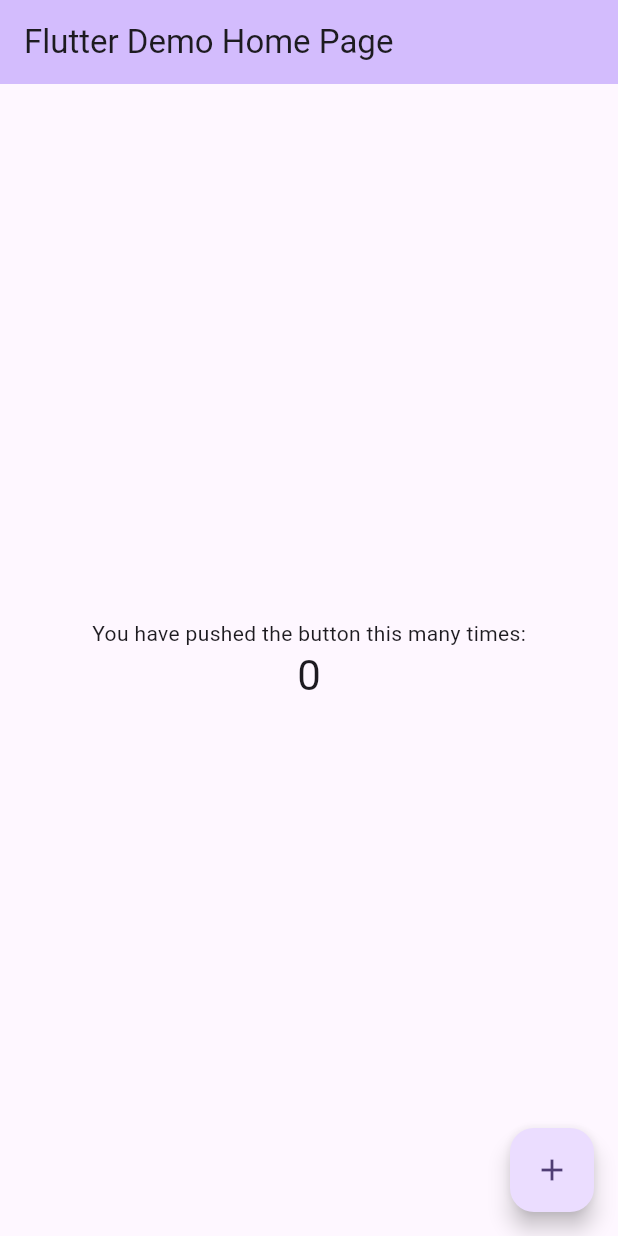
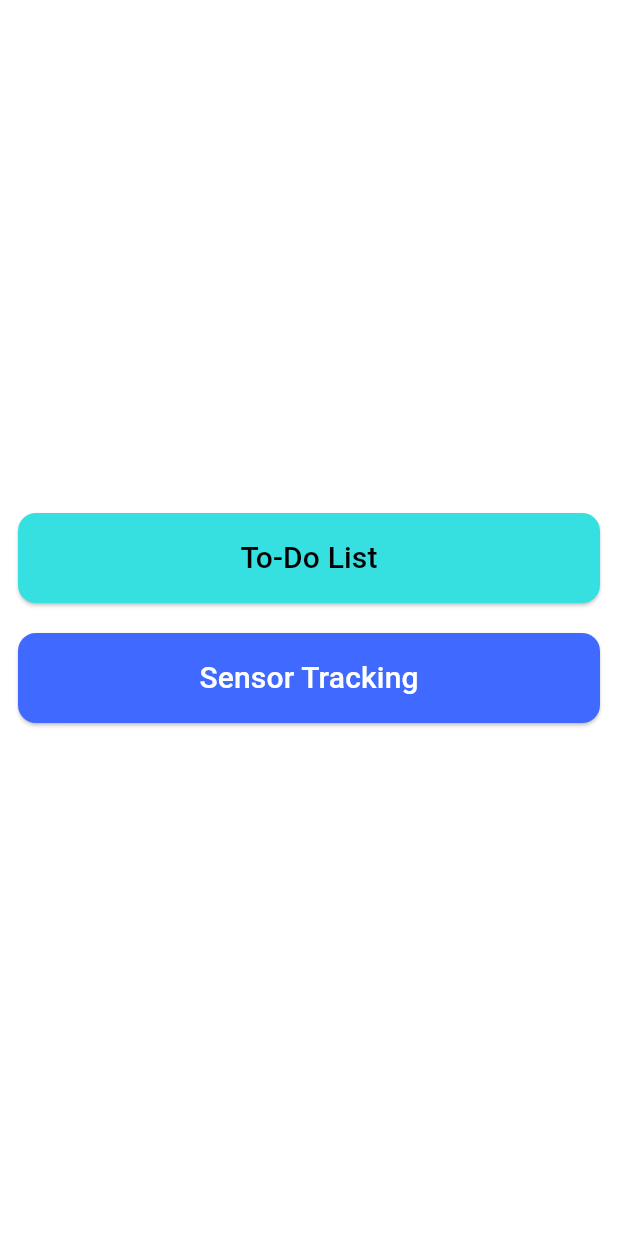
Before and after one commit to Navid-Rahman/Todo_SensorTracking, a Flutter app: the screen it shows after launch, on a phone screen of 412 x 824 dp. Run offline on Flutter 3.47's test engine with Material 3 defaults, Android fonts, the phone set to English and light mode, and no system bars.

```diff
--- a/lib/main.dart
+++ b/lib/main.dart
@@ -1,4 +1,6 @@
 import 'package:flutter/material.dart';
+import 'package:to_do_sensor_tracking/presentation/home_page.dart';
+import 'package:to_do_sensor_tracking/routes.dart';
 
 void main() {
   runApp(const MyApp());
@@ -7,119 +9,12 @@ void main() {
 class MyApp extends StatelessWidget {
   const MyApp({super.key});
 
-  // This widget is the root of your application.
   @override
   Widget build(BuildContext context) {
     return MaterialApp(
-      title: 'Flutter Demo',
-      theme: ThemeData(
-        // This is the theme of your application.
-        //
-        // TRY THIS: Try running your application with "flutter run". You'll see
-        // the application has a purple toolbar. Then, without quitting the app,
-        // try changing the seedColor in the colorScheme below to Colors.green
-        // and then invoke "hot reload" (save your changes or press the "hot
-        // reload" button in a Flutter-supported IDE, or press "r" if you used
-        // the command line to start the app).
-        //
-        // Notice that the counter didn't reset back to zero; the application
-        // state is not lost during the reload. To reset the state, use hot
-        // restart instead.
-        //
-        // This works for code too, not just values: Most code changes can be
-        // tested with just a hot reload.
-        colorScheme: ColorScheme.fromSeed(seedColor: Colors.deepPurple),
-        useMaterial3: true,
-      ),
-      home: const MyHomePage(title: 'Flutter Demo Home Page'),
+      title: 'Todo & Sensor Tracking App',
+      initialRoute: HomePage.routeName,
+      routes: routes,
     );
   }
 }
-
-class MyHomePage extends StatefulWidget {
-  const MyHomePage({super.key, required this.title});
-
-  // This widget is the home page of your application. It is stateful, meaning
-  // that it has a State object (defined below) that contains fields that affect
-  // how it looks.
-
-  // This class is the configuration for the state. It holds the values (in this
-  // case the title) provided by the parent (in this case the App widget) and
-  // used by the build method of the State. Fields in a Widget subclass are
-  // always marked "final".
-
-  final String title;
-
-  @override
-  State<MyHomePage> createState() => _MyHomePageState();
-}
-
-class _MyHomePageState extends State<MyHomePage> {
-  int _counter = 0;
-
-  void _incrementCounter() {
-    setState(() {
-      // This call to setState tells the Flutter framework that something has
-      // changed in this State, which causes it to rerun the build method below
-      // so that the display can reflect the updated values. If we changed
-      // _counter without calling setState(), then the build method would not be
-      // called again, and so nothing would appear to happen.
-      _counter++;
-    });
-  }
-
-  @override
-  Widget build(BuildContext context) {
-    // This method is rerun every time setState is called, for instance as done
-    // by the _incrementCounter method above.
-    //
-    // The Flutter framework has been optimized to make rerunning build methods
-    // fast, so that you can just rebuild anything that needs updating rather
-    // than having to individually change instances of widgets.
-    return Scaffold(
-      appBar: AppBar(
-        // TRY THIS: Try changing the color here to a specific color (to
-        // Colors.amber, perhaps?) and trigger a hot reload to see the AppBar
-        // change color while the other colors stay the same.
-        backgroundColor: Theme.of(context).colorScheme.inversePrimary,
-        // Here we take the value from the MyHomePage object that was created by
-        // the App.build method, and use it to set our appbar title.
-        title: Text(widget.title),
-      ),
-      body: Center(
-        // Center is a layout widget. It takes a single child and positions it
-        // in the middle of the parent.
-        child: Column(
-          // Column is also a layout widget. It takes a list of children and
-          // arranges them vertically. By default, it sizes itself to fit its
-          // children horizontally, and tries to be as tall as its parent.
-          //
-          // Column has various properties to control how it sizes itself and
-          // how it positions its children. Here we use mainAxisAlignment to
-          // center the children vertically; the main axis here is the vertical
-          // axis because Columns are vertical (the cross axis would be
-          // horizontal).
-          //
-          // TRY THIS: Invoke "debug painting" (choose the "Toggle Debug Paint"
-          // action in the IDE, or press "p" in the console), to see the
-          // wireframe for each widget.
-          mainAxisAlignment: MainAxisAlignment.center,
-          children: <Widget>[
-            const Text(
-              'You have pushed the button this many times:',
-            ),
-            Text(
-              '$_counter',
-              style: Theme.of(context).textTheme.headlineMedium,
-            ),
-          ],
-        ),
-      ),
-      floatingActionButton: FloatingActionButton(
-        onPressed: _incrementCounter,
-        tooltip: 'Increment',
-        child: const Icon(Icons.add),
-      ), // This trailing comma makes auto-formatting nicer for build methods.
-    );
-  }
-}
--- /dev/null
+++ b/lib/presentation/home_page.dart
@@ -0,0 +1,53 @@
+import 'package:flutter/material.dart';
+import 'widgets/base_page.dart';
+
+class HomePage extends StatelessWidget {
+  const HomePage({super.key});
+
+  static const String routeName = 'home';
+
+  @override
+  Widget build(BuildContext context) {
+    return BasePage(
+      child: Center(
+        child: Column(
+          mainAxisAlignment: MainAxisAlignment.center,
+          crossAxisAlignment: CrossAxisAlignment.center,
+          children: [
+            buildButton(
+              'To-Do List',
+              const Color(0xff36E0E0),
+              Colors.black,
+              () {},
+            ),
+            const SizedBox(height: 20),
+            buildButton(
+              'Sensor Tracking',
+              const Color(0xff3F69FF),
+              Colors.white,
+              () {},
+            ),
+          ],
+        ),
+      ),
+    );
+  }
+
+  Widget buildButton(String text, Color backgroundColor, Color textColor,
+      VoidCallback onPressed) {
+    return ElevatedButton(
+      style: ElevatedButton.styleFrom(
+        backgroundColor: backgroundColor,
+        shape: RoundedRectangleBorder(
+          borderRadius: BorderRadius.circular(12),
+        ),
+        minimumSize: const Size(double.infinity, 60),
+      ),
+      onPressed: onPressed,
+      child: Text(
+        text,
+        style: TextStyle(fontSize: 20, color: textColor),
+      ),
+    );
+  }
+}
--- /dev/null
+++ b/lib/presentation/widgets/base_page.dart
@@ -0,0 +1,23 @@
+import 'package:flutter/material.dart';
+
+class BasePage extends StatelessWidget {
+  final Widget child;
+
+  const BasePage({required this.child, super.key});
+
+  @override
+  Widget build(BuildContext context) {
+    return Container(
+      color: Colors.white,
+      child: SafeArea(
+        child: Scaffold(
+          backgroundColor: Colors.white,
+          body: Padding(
+            padding: const EdgeInsets.all(12.0),
+            child: child,
+          ),
+        ),
+      ),
+    );
+  }
+}
--- /dev/null
+++ b/lib/routes.dart
@@ -0,0 +1,6 @@
+import 'package:flutter/material.dart';
+import 'package:to_do_sensor_tracking/presentation/home_page.dart';
+
+Map<String, Widget Function(BuildContext)> routes = {
+  HomePage.routeName: (context) => const HomePage(),
+};
```
